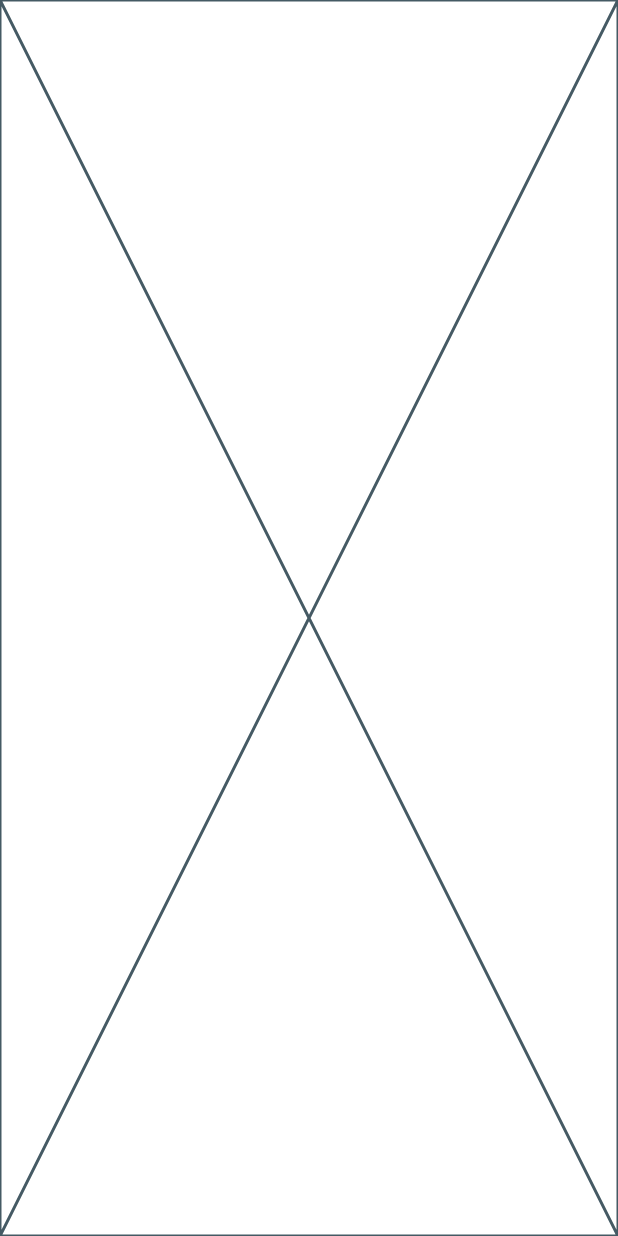
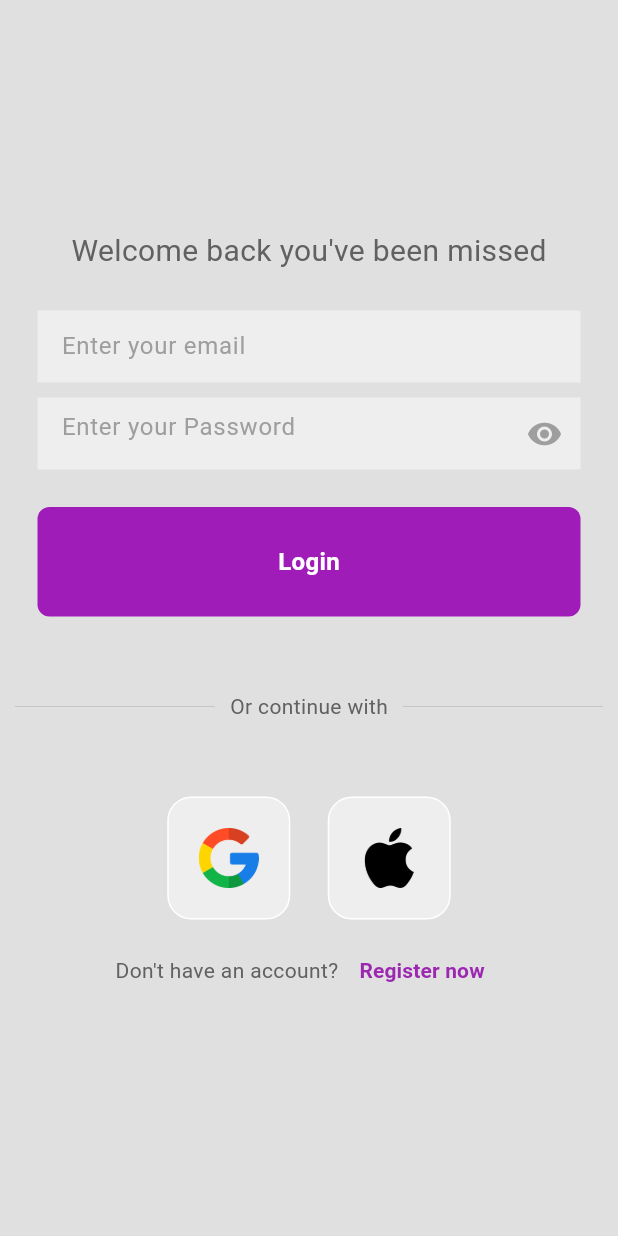
Before and after one commit to BrianKawinzi/FitTracker, a Flutter app: the screen it shows after launch, on a phone screen of 412 x 824 dp. Run offline on Flutter 3.47's test engine with Material 3 defaults, Android fonts, the phone set to English and light mode, and no system bars; our stand-ins replace firebase_auth, firebase_core; accounts and stored records are empty.

Commit message:
login screen

```diff
--- /dev/null
+++ b/lib/components/my_button.dart
@@ -0,0 +1,38 @@
+import 'package:flutter/material.dart';
+
+class MyButton extends StatelessWidget {
+  final Function()? onTap;
+  final String buttonText;
+
+
+  const MyButton({
+    super.key,
+    required this.onTap,
+    required this.buttonText
+  });
+
+  @override
+  Widget build(BuildContext context) {
+    return GestureDetector(
+      onTap: onTap,
+      child: Container(
+        padding: const EdgeInsets.all(25),
+        margin: const EdgeInsets.symmetric(horizontal: 25),
+        decoration: BoxDecoration(
+          color: Color.fromARGB(223, 151, 0, 178),
+          borderRadius: BorderRadius.circular(8),
+        ),
+        child: Center(
+          child: Text(
+            buttonText,
+            style: const TextStyle(
+              color: Colors.white,
+              fontWeight: FontWeight.bold,
+              fontSize: 16,
+            ),
+          ),
+        ),
+      ),
+    );
+  }
+}
--- /dev/null
+++ b/lib/components/normal_tf.dart
@@ -0,0 +1,37 @@
+import 'package:flutter/material.dart';
+
+
+class normalTF extends StatelessWidget {
+  final controller;
+  final String hintText;
+  final bool obscureText;
+
+  const normalTF({
+    super.key,
+    required this.controller,
+    required this.hintText,
+    required this.obscureText,
+  });
+
+  @override
+  Widget build(BuildContext context) {
+    return Padding(
+      padding: const EdgeInsets.symmetric(horizontal: 25.0),
+      child: TextField(
+        controller: controller,
+        obscureText: obscureText,
+        decoration: InputDecoration(
+          border: InputBorder.none,
+
+          focusedBorder: UnderlineInputBorder(
+            borderSide: BorderSide(color: Colors.grey.shade400),
+          ),
+          fillColor: Colors.grey.shade200,
+          filled: true,
+          hintText: hintText,
+          hintStyle: TextStyle(color: Colors.grey[500]),
+        ),
+      ),
+    );
+  }
+}
--- /dev/null
+++ b/lib/components/password_tf.dart
@@ -0,0 +1,51 @@
+import 'package:flutter/material.dart';
+
+class PasswordTf extends StatefulWidget {
+  final TextEditingController controller;
+  final String hintText;
+
+  const PasswordTf({
+    super.key,
+    required this.controller,
+    required this.hintText,
+  });
+
+  @override
+  State<PasswordTf> createState() => _PasswordTfState();
+}
+
+class _PasswordTfState extends State<PasswordTf> {
+
+  bool obscureText = true;
+  @override
+  Widget build(BuildContext context) {
+    return Padding(
+      padding: const EdgeInsets.symmetric(horizontal: 25.0),
+      child: TextField(
+        controller: widget.controller,
+        obscureText: obscureText,
+        decoration: InputDecoration(
+          border: InputBorder.none,
+          focusedBorder: UnderlineInputBorder(
+            borderSide: BorderSide(color: Colors.grey.shade400),
+          ),
+          fillColor: Colors.grey.shade200,
+          filled: true,
+          hintText: widget.hintText,
+          hintStyle: TextStyle(color: Colors.grey[500]),
+          suffixIcon: IconButton(
+            icon: Icon(
+              obscureText ? Icons.visibility : Icons.visibility_off_rounded,
+              color: Colors.grey,
+            ),
+            onPressed: () {
+              setState(() {
+                obscureText = !obscureText;
+              });
+            },
+          )
+        ),
+      ),
+    );
+  }
+}
--- /dev/null
+++ b/lib/components/square_tile.dart
@@ -0,0 +1,26 @@
+import 'package:flutter/material.dart';
+
+class SquareTile extends StatelessWidget {
+  final String imagepath;
+
+  const SquareTile({
+    super.key,
+    required this.imagepath,
+    });
+
+  @override
+  Widget build(BuildContext context) {
+    return Container(
+      padding: EdgeInsets.all(20),
+      decoration: BoxDecoration(
+        border: Border.all(color: Colors.white),
+        borderRadius: BorderRadius.circular(16),
+        color: Colors.grey[200],
+      ),
+      child: Image.asset(
+        imagepath,
+        height: 40,
+      ),
+    );
+  }
+}
--- a/lib/pages/login_screen.dart
+++ b/lib/pages/login_screen.dart
@@ -1,3 +1,7 @@
+import 'package:fitness_tracker/components/my_button.dart';
+import 'package:fitness_tracker/components/normal_tf.dart';
+import 'package:fitness_tracker/components/password_tf.dart';
+import 'package:fitness_tracker/components/square_tile.dart';
 import 'package:flutter/material.dart';
 import 'package:firebase_auth/firebase_auth.dart';
 
@@ -13,6 +17,28 @@ class _LoginScreenState extends State<LoginScreen> {
   final emailController = TextEditingController();
   final passwordController = TextEditingController();
 
+  void wrongEmailMessage() {
+      showDialog(
+        context: context,
+        builder: (context) {
+          return const AlertDialog(
+            title: Text('Incorrect Email'),
+          );
+        },
+      );
+    }
+
+    void wrongPasswordMessage() {
+      showDialog(
+        context: context,
+        builder: (context) {
+          return const AlertDialog(
+            title: Text('Incorrect Password'),
+          );
+        },
+      );
+    }
+
   //sign user in method
   void signUserIn() async {
 
@@ -26,13 +52,143 @@ class _LoginScreenState extends State<LoginScreen> {
       Navigator.pop(context);
       if (e.code == 'user-not-found') {
         //show error to user
+        wrongEmailMessage();
+      }
+      else if (e.code == 'wrong-password') {
+
+        wrongPasswordMessage();
       }
 
 
     }
+
+
   }
   @override
   Widget build(BuildContext context) {
-    return const Placeholder();
+    return Scaffold(
+
+      backgroundColor: Colors.grey[300],
+      body: SafeArea(
+        child: Center(
+          child: SingleChildScrollView(
+            child: Column(
+              children: [
+
+                //welcome back you've been missed
+                Text(
+                  'Welcome back you\'ve been missed',
+                  style: TextStyle(
+                    color: Colors.grey[700],
+                    fontSize: 20,
+                  ),
+                ),
+
+                const SizedBox(height: 25),
+
+                //email textfield
+                normalTF(
+                  controller: emailController,
+                  hintText: 'Enter your email',
+                  obscureText: false
+                ),
+
+                const SizedBox(height: 10),
+
+                //password textfield
+                PasswordTf(
+                  controller: passwordController,
+                  hintText: 'Enter your Password'
+                ),
+
+                 const SizedBox(height: 25),
+
+                //login button
+                MyButton(
+                  onTap: signUserIn,
+                  buttonText: "Login"
+                ),
+
+                const SizedBox(height: 50),
+
+                //or continue with
+                Padding(
+                  padding: const EdgeInsets.symmetric(horizontal: 10.0),
+                  child: Row(
+                    children: [
+                      Expanded(
+                        child: Divider(
+                          thickness: 0.5,
+                          color: Colors.grey[400],
+                        ),
+                      ),
+                      Padding(
+                        padding: const EdgeInsets.symmetric(horizontal: 10.0),
+                        child: Text(
+                          'Or continue with',
+                          style: TextStyle(color: Colors.grey[700]),
+                        ),
+                      ),
+                      Expanded(
+                        child: Divider(
+                          thickness: 0.5,
+                          color: Colors.grey[400],
+                        ),
+                      ),
+                    ],
+                  ),
+                ),
+
+                const SizedBox(height: 50),
+
+                //google or apple sign in buttons
+                Row(
+                  mainAxisAlignment: MainAxisAlignment.center,
+                  children: const [
+
+                    //google button
+                    SquareTile(imagepath: 'lib/assets/google.png'),
+
+                    SizedBox(width: 25),
+
+                    //apple button
+                    SquareTile(imagepath: 'lib/assets/apple.png'),
+
+                  ],
+                ),
+
+                const SizedBox(height: 10),
+
+
+                //not a member register now
+                Row(
+                  mainAxisAlignment: MainAxisAlignment.center,
+                  children: [
+                    Text(
+                      'Don\'t have an account?',
+                      style: TextStyle(color: Colors.grey[700]),
+                    ),
+
+                    const SizedBox(width: 2),
+
+                    TextButton(
+                      onPressed: () {
+
+                      },
+                      child: const Text(
+                        'Register now',
+                        style: TextStyle(
+                          color: Colors.purple,
+                          fontWeight: FontWeight.bold,
+                        ),
+                      ))
+                  ],
+                )
+              ],
+            ),
+          ),
+        ),
+      ),
+    );
   }
 }
--- a/pubspec.yaml
+++ b/pubspec.yaml
@@ -61,7 +61,9 @@ flutter:
   uses-material-design: true
 
   # To add assets to your application, add an assets section, like this:
-  # assets:
+  assets:
+      - lib/assets/apple.png
+      - lib/assets/google.png
   #   - images/a_dot_burr.jpeg
   #   - images/a_dot_ham.jpeg
 
```
Also changed, not shown: lib/assets/apple.png (added), lib/assets/google.png (added).
